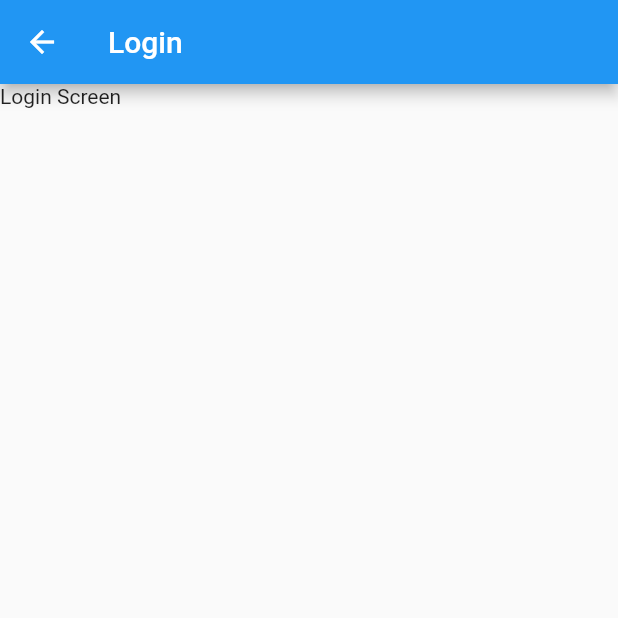
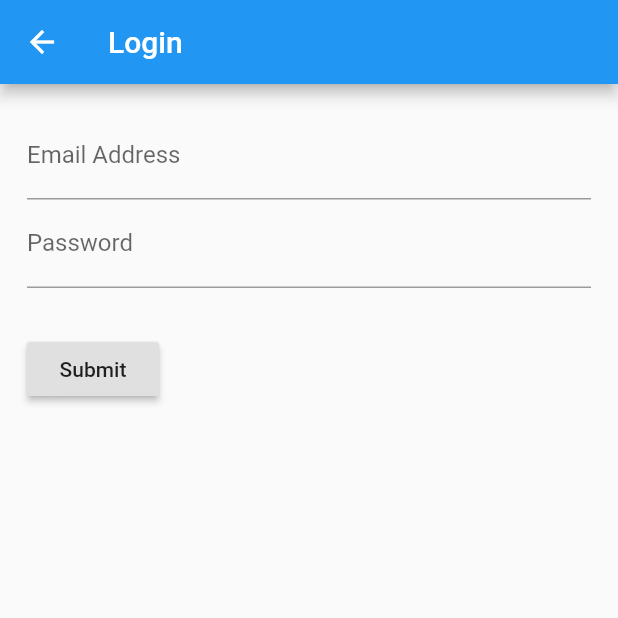
Before and after one commit to thruthesky/sms, a Flutter app: the screen it shows after launch, after a tap on "Login", on a phone screen of 412 x 824 dp, the top half of it. Run offline on Flutter 3.47's test engine with Material 2 defaults, Android fonts, the light colour scheme and no system bars; our stand-ins replace firebase_core, get; accounts and stored records are empty.

Commit message:
login form update

```diff
--- /dev/null
+++ b/flutter/v1/lib/screens/login/login.form.dart
@@ -0,0 +1,63 @@
+import 'package:flutter/material.dart';
+
+class LoginForm extends StatefulWidget {
+  @override
+  _LoginFormState createState() => _LoginFormState();
+}
+
+class _LoginFormState extends State<LoginForm> {
+  final _formKey = GlobalKey<FormState>();
+  final emailController = TextEditingController();
+  final passController = TextEditingController();
+
+  final passNode = FocusNode();
+
+  bool loading = false;
+
+  @override
+  Widget build(BuildContext context) {
+    return Container(
+      padding: EdgeInsets.all(18),
+      child: Form(
+        key: _formKey,
+        child: Column(
+          crossAxisAlignment: CrossAxisAlignment.start,
+          children: [
+            TextFormField(
+              key: ValueKey('email'),
+              controller: emailController,
+              onEditingComplete: passNode.requestFocus,
+              keyboardType: TextInputType.emailAddress,
+              decoration: InputDecoration(labelText: "Email Address"),
+            ),
+            TextFormField(
+              key: ValueKey('password'),
+              controller: passController,
+              focusNode: passNode,
+              obscureText: true,
+              textInputAction: TextInputAction.done,
+              keyboardType: TextInputType.text,
+              decoration: InputDecoration(labelText: "Password"),
+            ),
+            SizedBox(height: 30),
+            RaisedButton(
+              child: Text("Submit"),
+              onPressed: () {
+                FocusScope.of(context).requestFocus(new FocusNode());
+
+                if (_formKey.currentState.validate()) {
+                  setState(() => loading = true);
+
+                  print(emailController.text);
+                  print(passController.text);
+
+                  setState(() => loading = false);
+                }
+              },
+            )
+          ],
+        ),
+      ),
+    );
+  }
+}
--- a/flutter/v1/lib/screens/login/login.screen.dart
+++ b/flutter/v1/lib/screens/login/login.screen.dart
@@ -1,19 +1,13 @@
 import 'package:flutter/material.dart';
+import 'package:v1/screens/login/login.form.dart';
 
-class LoginScreen extends StatefulWidget {
-  @override
-  _LoginScreenState createState() => _LoginScreenState();
-}
-
-class _LoginScreenState extends State<LoginScreen> {
+class LoginScreen extends StatelessWidget {
   @override
   Widget build(BuildContext context) {
     return Scaffold(
       appBar: AppBar(title: Text('Login')),
-      body: Column(
-        children: [
-          Text('Login Screen'),
-        ],
+      body: SingleChildScrollView(
+        child: LoginForm()
       ),
     );
   }
```
